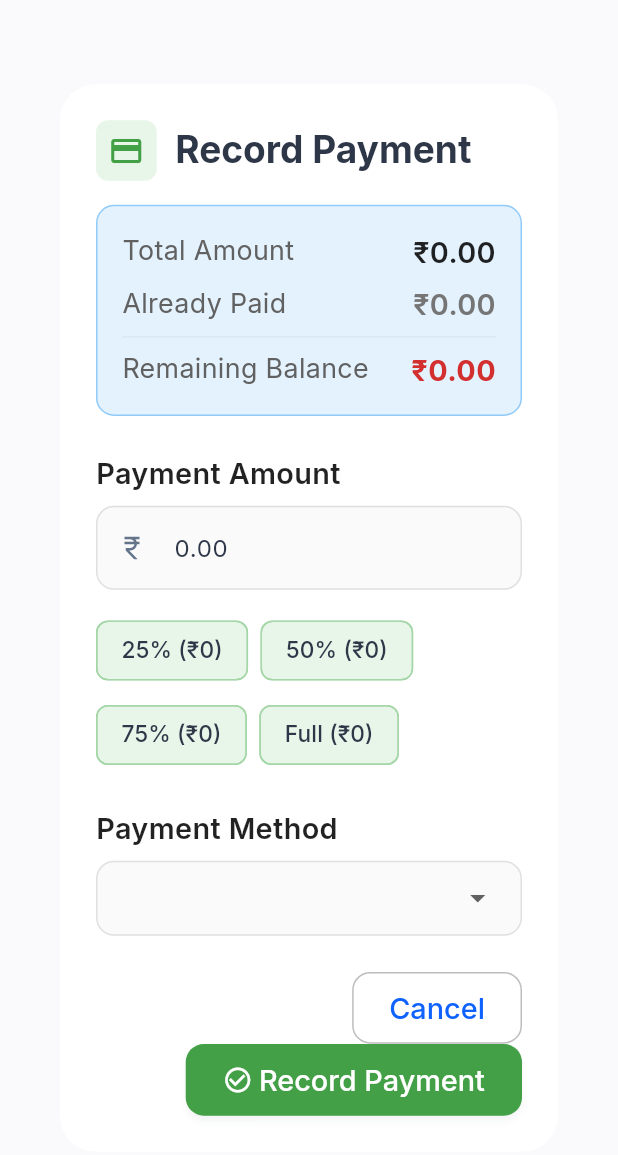
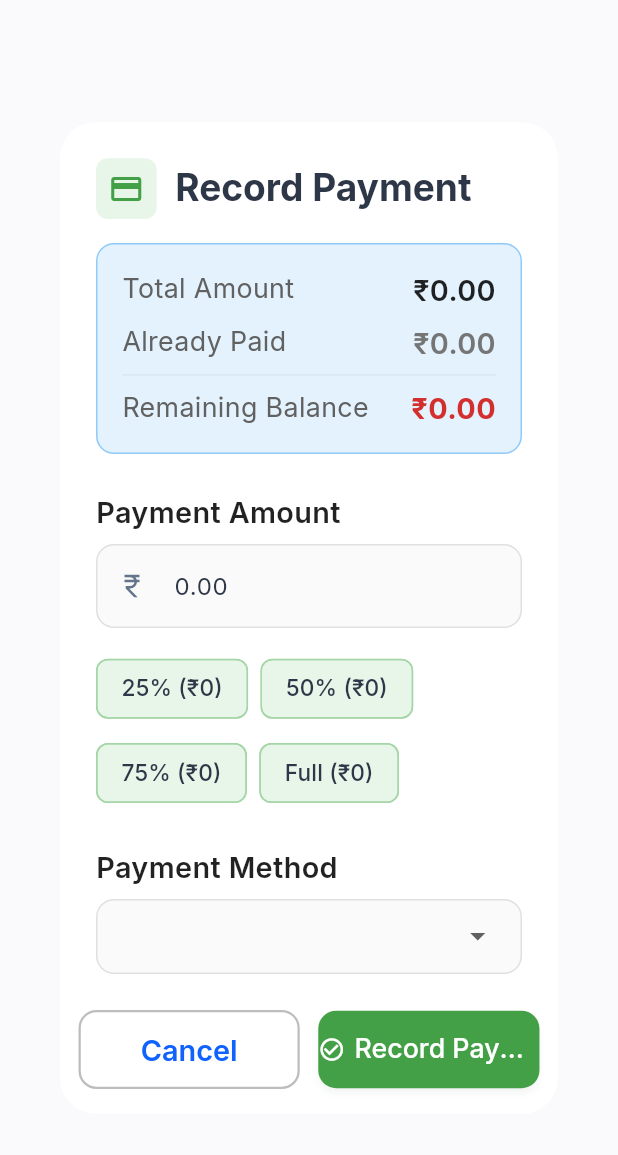
Before and after one commit to Sarthak030506/invoiceflow, a Flutter app: the RecordPaymentDialog widget shown alone on an empty page, opened directly with empty values, on a phone screen of 412 x 824 dp. Shown: the top 1155 px of the screen. Run offline on Flutter 3.47's test engine with Material 3 defaults, Android fonts, the phone set to English and light mode, and no system bars; our stand-ins replace cached_network_image, cloud_firestore, contacts_service, csv, dio, file_picker and 15 more; accounts and stored records are empty.

Commit message:
fix: Add loading dialogs and improve button layout for payment operations
- Replace blank screen loading state with modal loading dialogs
- Add loading indicators for "Mark as Paid" and "Record Payment" operations
- Fix button layout in record payment dialog (add gap between buttons)
- Reduce button text size to prevent overflow in record payment dialog
- Improve button styling with proper spacing and proportions

Resolves issue where screen would go blank during payment processing.

🤖 Generated with [Claude Code](https://claude.com/claude-code)

Co-Authored-By: Claude <noreply@anthropic.com>

```diff
--- a/lib/presentation/invoice_detail_screen/widgets/record_payment_dialog.dart
+++ b/lib/presentation/invoice_detail_screen/widgets/record_payment_dialog.dart
@@ -249,36 +249,59 @@ class _RecordPaymentDialogState extends State<RecordPaymentDialog> {
           ],
         ),
       ),
+      actionsPadding: EdgeInsets.fromLTRB(3.w, 0, 3.w, 2.h),
       actions: [
-        OutlinedButton(
+        Row(
+          children: [
+            Expanded(
+              child: OutlinedButton(
                 onPressed: () => Navigator.of(context).pop(),
                 style: OutlinedButton.styleFrom(
-            padding: EdgeInsets.symmetric(horizontal: 6.w, vertical: 1.5.h),
-            side: BorderSide(color: Colors.grey.shade400),
+                  padding: EdgeInsets.symmetric(vertical: 1.8.h),
+                  side: BorderSide(color: Colors.grey.shade400, width: 1.5),
                   shape: RoundedRectangleBorder(
                     borderRadius: BorderRadius.circular(12),
                   ),
                 ),
-          child: Text('Cancel', style: TextStyle(fontSize: 14.sp)),
+                child: Text(
+                  'Cancel',
+                  style: TextStyle(
+                    fontSize: 14.sp,
+                    fontWeight: FontWeight.w600,
                   ),
-        ElevatedButton(
+                ),
+              ),
+            ),
+            SizedBox(width: 3.w), // Gap between buttons
+            Expanded(
+              child: ElevatedButton(
                 onPressed: _validateAndSubmit,
                 style: ElevatedButton.styleFrom(
                   backgroundColor: Colors.green.shade600,
                   foregroundColor: Colors.white,
-            padding: EdgeInsets.symmetric(horizontal: 6.w, vertical: 1.5.h),
+                  padding: EdgeInsets.symmetric(vertical: 1.8.h),
                   shape: RoundedRectangleBorder(
                     borderRadius: BorderRadius.circular(12),
                   ),
                 ),
                 child: Row(
                   mainAxisSize: MainAxisSize.min,
+                  mainAxisAlignment: MainAxisAlignment.center,
                   children: [
-              Icon(Icons.check_circle_outline, size: 20),
-              SizedBox(width: 1.w),
-              Text('Record Payment', style: TextStyle(fontSize: 14.sp)),
+                    Icon(Icons.check_circle_outline, size: 18),
+                    SizedBox(width: 1.5.w),
+                    Flexible(
+                      child: Text(
+                        'Record Payment',
+                        style: TextStyle(fontSize: 13.sp),
+                        overflow: TextOverflow.ellipsis,
+                      ),
+                    ),
                   ],
                 ),
+              ),
+            ),
+          ],
         ),
       ],
     );
```
Lines whose indentation alone changed are shown as unchanged.
